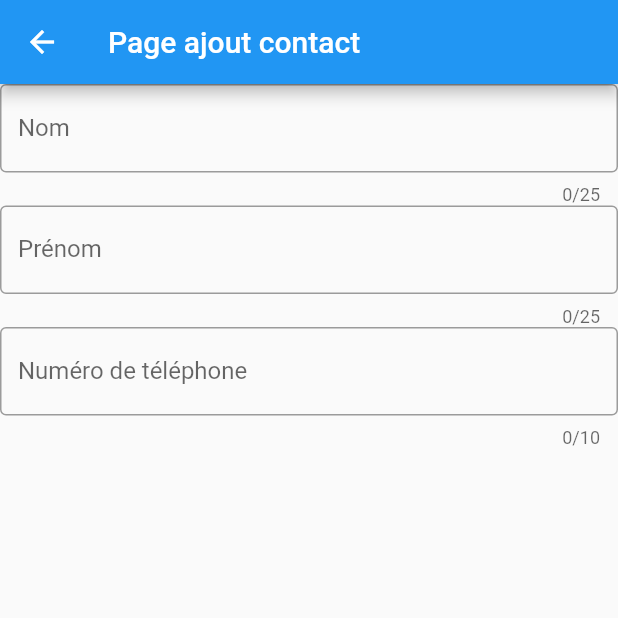
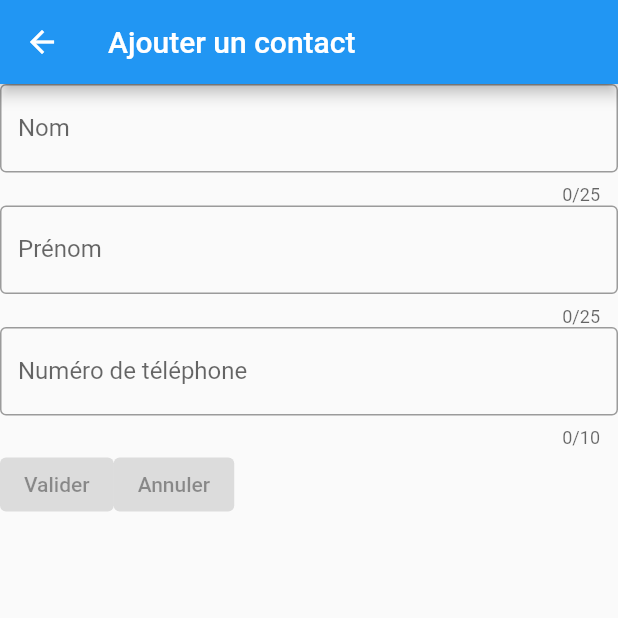
Before and after one commit to ThomasLC-Dev/contacts_app, a Flutter app: the MyForm screen opened directly, on a phone screen of 412 x 824 dp, the top half of it. Run offline on Flutter 3.47's test engine with Material 2 defaults, Android fonts, the phone set to English and light mode, and no system bars; our stand-ins replace shared_preferences; accounts and stored records are empty; network calls fail.

Commit message:
Ajout boutons Valider Annuler ajout contact

```diff
--- a/lib/home.dart
+++ b/lib/home.dart
@@ -66,6 +66,10 @@ class _HomeState extends State<Home>{
     );
   }
 
+  void _createContact() {
+    print("Contact créé.");
+  }
+
   @override
   Widget build(BuildContext context) {
     return DefaultTabController(
@@ -104,11 +108,15 @@ class MyForm extends StatefulWidget {
 class MyFormState extends State<MyForm> {
   final _formKey = GlobalKey<FormState>();
 
+    void _createContact() {
+      print("Contact créé.");
+    }
+
   @override
   Widget build(BuildContext context) {
     return Scaffold(
-      appBar: AppBar(title: Text('Page ajout contact')),
-      body: Center(child:
+      appBar: AppBar(title: const Text('Ajouter un contact')),
+      body: Column(children: [
         Form(child:
         //key: _formKey,
           Column(
@@ -134,36 +142,20 @@ class MyFormState extends State<MyForm> {
                 labelText: 'Numéro de téléphone',
                 hintText: 'Entrez le numéro de téléphone du contact',
                 border: OutlineInputBorder()),
-              // validator: (value) {
-              //   if(value.isEmpty) {
-              //     return "Veuillez saisir un numéro de téléphone";
-              //   }
-              //   return null;
-              // },
             )
           ]),
-        )
-      ),
+        ),
+        Row(children: const [
+          ElevatedButton(
+            onPressed: null,
+            child: Text('Valider'),
+          ),
+          ElevatedButton(
+            onPressed: null,
+            child: Text('Annuler'),
+          ),
+        ])
+      ]),
     );
-    // return Form(
-    //   key: _formKey,
-    //   child: Column(
-    //     crossAxisAlignment: CrossAxisAlignment.start,
-    //     children: [
-    //     TextFormField(
-    //       maxLength: 25,
-    //       decoration: const InputDecoration(
-    //         labelText: 'Nom',
-    //         hintText: 'Entrez le nom du contact',
-    //         border: OutlineInputBorder()),
-    //       validator: (value) {
-    //         if(value!.isEmpty) {
-    //           return 'Veuillez saisir le nom de votre contact';
-    //         }
-    //         return null;
-    //       },
-    //     )
-    //   ]),
-    // );
   }
 }
```
